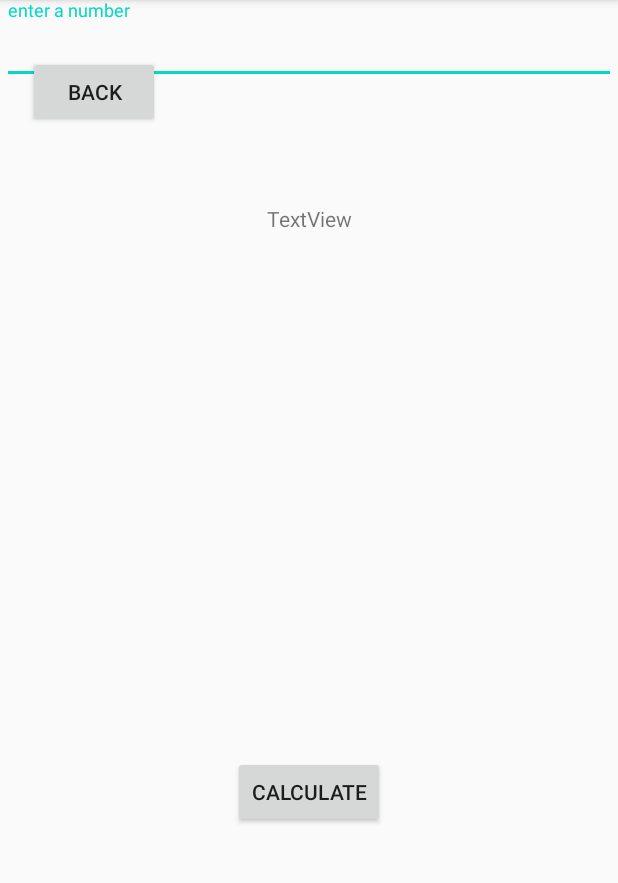
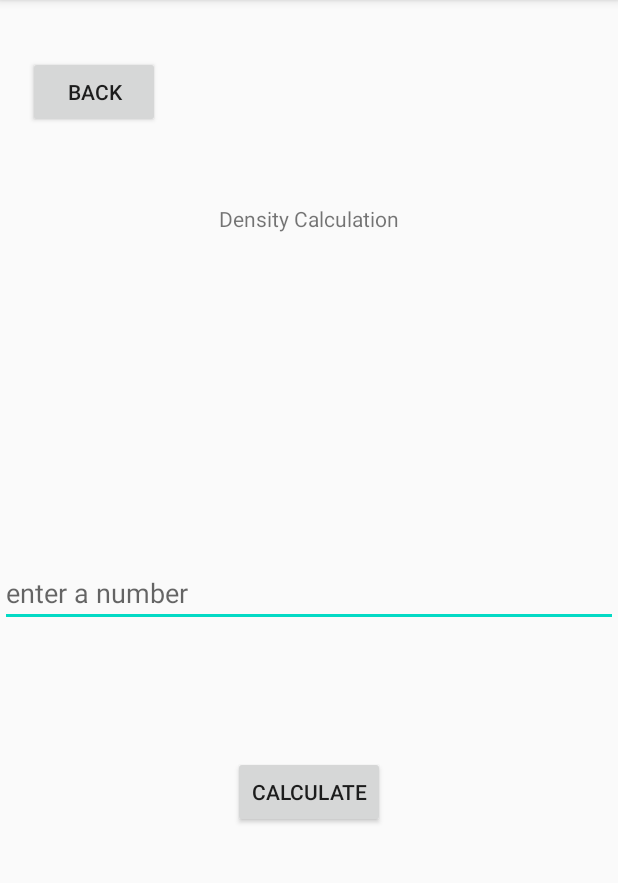
Before and after one commit to SonnyKasi/SonwaboDevSpace, an Android app: the ThirdActivity screen opened directly, with no data from a screen before it, on a phone screen of 412 x 824 dp, the part 84-967 px from its top. Run offline under Robolectric (Android 15) with nearby library versions, the phone set to English and light mode, and no system bars.

Commit message:
Main activity screen created and other activities.Calculation and more editions to source code.

```diff
--- a/app/src/main/java/za/cput/ict3/sonwabodevspace/ThirdActivity.java
+++ b/app/src/main/java/za/cput/ict3/sonwabodevspace/ThirdActivity.java
@@ -2,17 +2,17 @@ package za.cput.ict3.sonwabodevspace;
 
 import androidx.appcompat.app.AppCompatActivity;
 
+import android.content.Intent;
 import android.os.Bundle;
 import android.util.Log;
 import android.view.View;
 import android.widget.Button;
-import android.widget.EditText;
 import android.widget.Toast;
 
 import com.google.android.material.textfield.TextInputEditText;
 
 public class ThirdActivity extends AppCompatActivity {
-    Button button;
+    Button button,button2;
     TextInputEditText text;
 
     @Override
@@ -20,10 +20,19 @@ public class ThirdActivity extends AppCompatActivity {
         super.onCreate(savedInstanceState);
         setContentView(R.layout.activity_third);
 
-        button = (Button)findViewById(R.id.buttonCalc);
+        button = (Button)findViewById(R.id.buttonCalculate);
         text  = (TextInputEditText) findViewById(R.id.numInput);
 
-        button.setOnClickListener(
+        button2 = (Button)findViewById(R.id.buttonBack) ;
+        button2.setOnClickListener(new View.OnClickListener() {
+            @Override
+            public void onClick(View v) {Intent intent = new Intent(ThirdActivity.this, SecondActivity.class);
+                startActivity(intent);
+                ;
+            }
+        });
+
+               button.setOnClickListener(
                 new View.OnClickListener()
                 {
                     public void onClick(View view)
@@ -45,5 +54,14 @@ public class ThirdActivity extends AppCompatActivity {
                         }
                     }
     });
-}
-}
+}}
+
+   /* private void openPreviousActivity() {
+        Intent intent = new Intent(this,SecondActivity.class);
+        startActivity(intent);
+    }
+
+    @Override
+    public void onClick(View v) {
+
+    }/**/
--- a/app/src/main/res/layout/activity_third.xml
+++ b/app/src/main/res/layout/activity_third.xml
@@ -8,7 +8,7 @@
     tools:context=".ThirdActivity">
 
     <Button
-        android:id="@+id/button5"
+        android:id="@+id/buttonBack"
         android:layout_width="wrap_content"
         android:layout_height="wrap_content"
         android:layout_marginTop="37dp"
@@ -19,7 +19,7 @@
         app:layout_constraintTop_toTopOf="parent" />
 
     <Button
-        android:id="@+id/buttonCalc"
+        android:id="@+id/buttonCalculate"
         android:layout_width="wrap_content"
         android:layout_height="wrap_content"
         android:layout_marginBottom="216dp"
@@ -29,29 +29,23 @@
         app:layout_constraintStart_toStartOf="parent" />
 
     <TextView
-        android:id="@+id/textView"
+        android:id="@+id/calcTitle"
         android:layout_width="wrap_content"
         android:layout_height="wrap_content"
         android:layout_marginTop="136dp"
-        android:text="TextView"
+        android:text="Density Calculation"
         app:layout_constraintEnd_toEndOf="parent"
         app:layout_constraintStart_toStartOf="parent"
         app:layout_constraintTop_toTopOf="parent" />
 
-    <com.google.android.material.textfield.TextInputLayout
-        android:id="@+id/textInputLayout"
-        android:layout_width="409dp"
+    <com.google.android.material.textfield.TextInputEditText
+        android:id="@+id/numInput"
+        android:layout_width="match_parent"
         android:layout_height="wrap_content"
-        android:layout_marginEnd="1dp"
-        android:layout_marginRight="1dp"
-        android:layout_marginBottom="148dp"
-        app:layout_constraintBottom_toTopOf="@+id/button6"
-        app:layout_constraintEnd_toEndOf="parent">
-
-        <com.google.android.material.textfield.TextInputEditText
-            android:id="@+id/numInput"
-            android:layout_width="match_parent"
-            android:layout_height="wrap_content"
-            android:hint="enter a number" />
-    </com.google.android.material.textfield.TextInputLayout>
+        android:layout_marginTop="199dp"
+        android:layout_marginBottom="68dp"
+        android:hint="enter a number"
+        app:layout_constraintBottom_toTopOf="@+id/buttonCalculate"
+        app:layout_constraintEnd_toEndOf="parent"
+        app:layout_constraintTop_toBottomOf="@id/calcTitle" />
 </androidx.constraintlayout.widget.ConstraintLayout>
```
Also changed, not shown: app/src/main/java/za/cput/ict3/sonwabodevspace/MainActivity.java (+1 -8 lines), app/src/main/java/za/cput/ict3/sonwabodevspace/SecondActivity.java (+63 -17 lines), app/src/main/res/layout/activity_firth.xml (+38 -16 lines), app/src/main/res/layout/activity_fourth.xml (+22 -10 lines), app/src/main/res/layout/activity_main.xml (+15 -10 lines), app/src/main/res/layout/activity_second.xml (+9 -7 lines).
